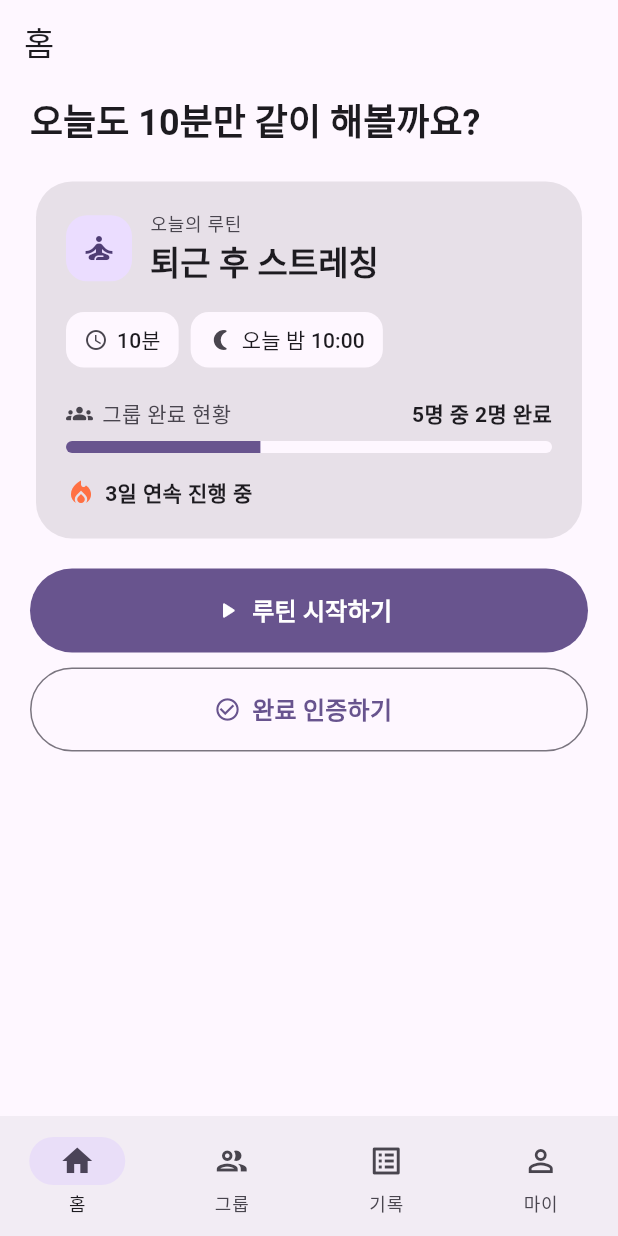
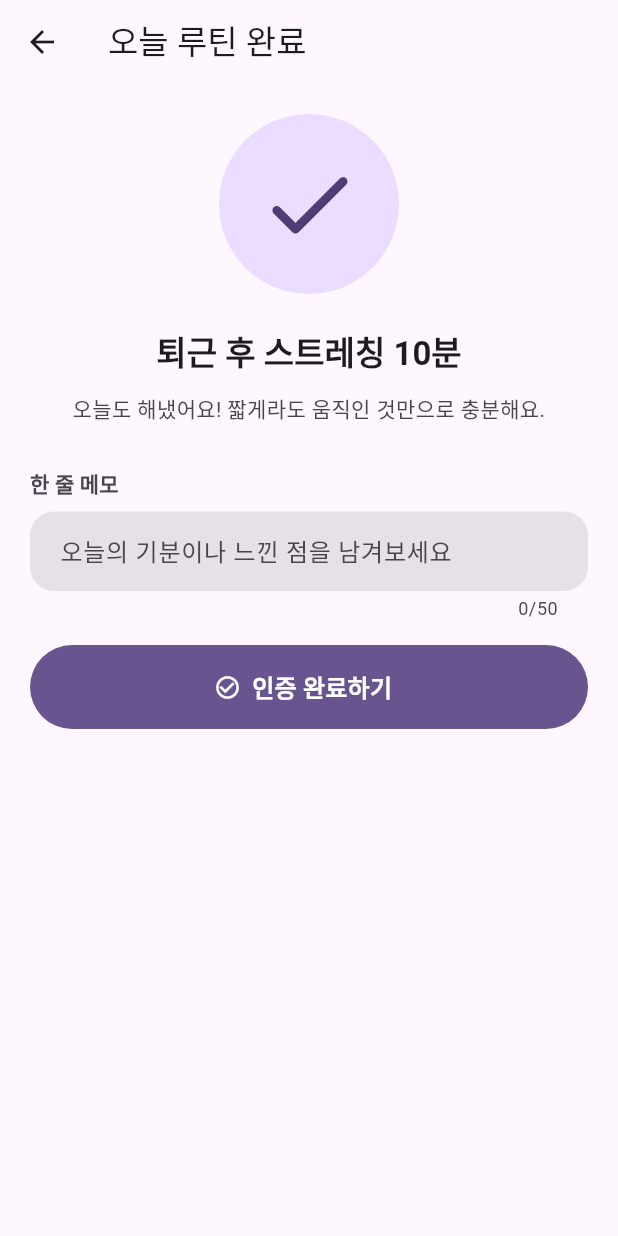
Before and after one commit to aranzeb-lgtm/routine_mate, a Flutter app: the screen it shows after launch, after a tap on "완료 인증하기", on a phone screen of 412 x 824 dp. Run offline on Flutter 3.47's test engine with Material 3 defaults, Android fonts, the phone set to English and light mode, and no system bars; our stand-ins replace firebase_core; accounts and stored records are empty.

Commit message:
Add check-in screen UI

```diff
--- /dev/null
+++ b/lib/features/checkin/checkin_screen.dart
@@ -0,0 +1,143 @@
+import 'package:flutter/material.dart';
+
+class CheckinScreen extends StatefulWidget {
+  const CheckinScreen({super.key});
+
+  @override
+  State<CheckinScreen> createState() => _CheckinScreenState();
+}
+
+class _CheckinScreenState extends State<CheckinScreen> {
+  final TextEditingController _memoController = TextEditingController();
+
+  @override
+  void dispose() {
+    _memoController.dispose();
+    super.dispose();
+  }
+
+  void _onSubmit() {
+    FocusScope.of(context).unfocus();
+    ScaffoldMessenger.of(context)
+      ..hideCurrentSnackBar()
+      ..showSnackBar(
+        const SnackBar(
+          content: Text('오늘의 루틴 인증이 기록되었어요!'),
+          behavior: SnackBarBehavior.floating,
+        ),
+      );
+    Navigator.of(context).pop();
+  }
+
+  @override
+  Widget build(BuildContext context) {
+    const routineName = '퇴근 후 스트레칭 10분';
+    const guideText = '오늘도 해냈어요! 짧게라도 움직인 것만으로 충분해요.';
+
+    final colorScheme = Theme.of(context).colorScheme;
+    final textTheme = Theme.of(context).textTheme;
+
+    return Scaffold(
+      backgroundColor: colorScheme.surface,
+      appBar: AppBar(
+        title: const Text('오늘 루틴 완료'),
+        centerTitle: false,
+      ),
+      body: SafeArea(
+        child: SingleChildScrollView(
+          padding: const EdgeInsets.fromLTRB(20, 8, 20, 24),
+          child: Column(
+            crossAxisAlignment: CrossAxisAlignment.stretch,
+            children: [
+              const SizedBox(height: 12),
+              Center(
+                child: Container(
+                  width: 120,
+                  height: 120,
+                  decoration: BoxDecoration(
+                    color: colorScheme.primaryContainer,
+                    shape: BoxShape.circle,
+                  ),
+                  child: Icon(
+                    Icons.check_rounded,
+                    size: 72,
+                    color: colorScheme.onPrimaryContainer,
+                  ),
+                ),
+              ),
+              const SizedBox(height: 24),
+              Text(
+                routineName,
+                textAlign: TextAlign.center,
+                style: textTheme.titleLarge?.copyWith(
+                  fontWeight: FontWeight.w700,
+                  color: colorScheme.onSurface,
+                ),
+              ),
+              const SizedBox(height: 12),
+              Text(
+                guideText,
+                textAlign: TextAlign.center,
+                style: textTheme.bodyMedium?.copyWith(
+                  color: colorScheme.onSurfaceVariant,
+                  height: 1.5,
+                ),
+              ),
+              const SizedBox(height: 28),
+              Text(
+                '한 줄 메모',
+                style: textTheme.labelLarge?.copyWith(
+                  color: colorScheme.onSurfaceVariant,
+                  fontWeight: FontWeight.w600,
+                ),
+              ),
+              const SizedBox(height: 8),
+              TextField(
+                controller: _memoController,
+                maxLength: 50,
+                textInputAction: TextInputAction.done,
+                onSubmitted: (_) => _onSubmit(),
+                decoration: InputDecoration(
+                  hintText: '오늘의 기분이나 느낀 점을 남겨보세요',
+                  filled: true,
+                  fillColor: colorScheme.surfaceContainerHighest,
+                  border: OutlineInputBorder(
+                    borderRadius: BorderRadius.circular(16),
+                    borderSide: BorderSide.none,
+                  ),
+                  enabledBorder: OutlineInputBorder(
+                    borderRadius: BorderRadius.circular(16),
+                    borderSide: BorderSide.none,
+                  ),
+                  focusedBorder: OutlineInputBorder(
+                    borderRadius: BorderRadius.circular(16),
+                    borderSide: BorderSide(
+                      color: colorScheme.primary,
+                      width: 1.5,
+                    ),
+                  ),
+                  contentPadding: const EdgeInsets.symmetric(
+                    horizontal: 16,
+                    vertical: 14,
+                  ),
+                ),
+              ),
+              const SizedBox(height: 16),
+              FilledButton.icon(
+                onPressed: _onSubmit,
+                icon: const Icon(Icons.check_circle_outline),
+                label: const Text('인증 완료하기'),
+                style: FilledButton.styleFrom(
+                  minimumSize: const Size.fromHeight(56),
+                  textStyle: textTheme.titleMedium?.copyWith(
+                    fontWeight: FontWeight.w600,
+                  ),
+                ),
+              ),
+            ],
+          ),
+        ),
+      ),
+    );
+  }
+}
--- a/lib/features/home/home_screen.dart
+++ b/lib/features/home/home_screen.dart
@@ -1,4 +1,6 @@
 import 'package:flutter/material.dart';
+
+import '../checkin/checkin_screen.dart';
 
 class HomeScreen extends StatelessWidget {
   const HomeScreen({super.key});
@@ -58,7 +60,13 @@ class HomeScreen extends StatelessWidget {
               ),
               const SizedBox(height: 10),
               OutlinedButton.icon(
-                onPressed: () {},
+                onPressed: () {
+                  Navigator.of(context).push(
+                    MaterialPageRoute(
+                      builder: (_) => const CheckinScreen(),
+                    ),
+                  );
+                },
                 icon: const Icon(Icons.check_circle_outline),
                 label: const Text('완료 인증하기'),
                 style: OutlinedButton.styleFrom(
```
